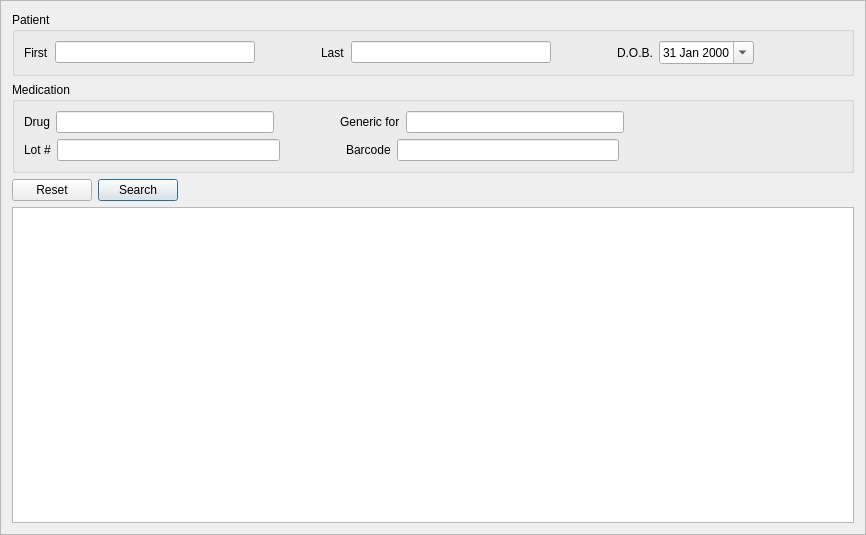
Above: mtrack/patientsearch.ui from kyledevans/Medicine-Track before the change. Below: the same form after it.
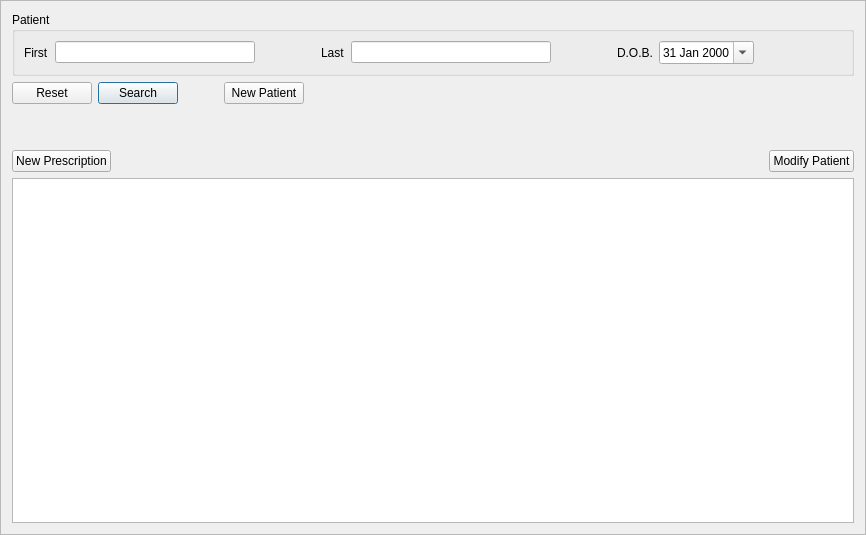
That is the form after the change.

Commit message: Added UI for prescriptions. 	modified:   mtrack/mainwindow.cpp 	modified:   mtrack/mainwindow.ui 	modified:   mtrack/mtrack.pro 	modified:   mtrack/patientsearch.ui 	new file:   mtrack/prescriptionsframe.cpp 	new file:   mtrack/prescriptionsframe.h 	new file:   mtrack/prescriptionsframe.ui

Patch:
```diff
--- a/mtrack/patientsearch.ui
+++ b/mtrack/patientsearch.ui
@@ -141,176 +141,6 @@
      </layout>
     </widget>
    </item>
-   <item>
-    <widget class="QGroupBox" name="medicationBox">
-     <property name="title">
-      <string>Medication</string>
-     </property>
-     <layout class="QVBoxLayout" name="verticalLayout_3">
-      <item>
-       <layout class="QHBoxLayout" name="horizontalLayout">
-        <item>
-         <widget class="QLabel" name="drugLabel">
-          <property name="text">
-           <string>Drug</string>
-          </property>
-         </widget>
-        </item>
-        <item>
-         <widget class="QLineEdit" name="drugField">
-          <property name="minimumSize">
-           <size>
-            <width>200</width>
-            <height>0</height>
-           </size>
-          </property>
-          <property name="maximumSize">
-           <size>
-            <width>300</width>
-            <height>16777215</height>
-           </size>
-          </property>
-         </widget>
-        </item>
-        <item>
-         <spacer name="horizontalSpacer_4">
-          <property name="orientation">
-           <enum>Qt::Horizontal</enum>
-          </property>
-          <property name="sizeType">
-           <enum>QSizePolicy::Fixed</enum>
-          </property>
-          <property name="sizeHint" stdset="0">
-           <size>
-            <width>60</width>
-            <height>20</height>
-           </size>
-          </property>
-         </spacer>
-        </item>
-        <item>
-         <widget class="QLabel" name="genericForLabel">
-          <property name="text">
-           <string>Generic for</string>
-          </property>
-         </widget>
-        </item>
-        <item>
-         <widget class="QLineEdit" name="genericForField">
-          <property name="minimumSize">
-           <size>
-            <width>200</width>
-            <height>0</height>
-           </size>
-          </property>
-          <property name="maximumSize">
-           <size>
-            <width>300</width>
-            <height>16777215</height>
-           </size>
-          </property>
-         </widget>
-        </item>
-        <item>
-         <spacer name="horizontalSpacer_5">
-          <property name="orientation">
-           <enum>Qt::Horizontal</enum>
-          </property>
-          <property name="sizeType">
-           <enum>QSizePolicy::Expanding</enum>
-          </property>
-          <property name="sizeHint" stdset="0">
-           <size>
-            <width>60</width>
-            <height>20</height>
-           </size>
-          </property>
-         </spacer>
-        </item>
-       </layout>
-      </item>
-      <item>
-       <layout class="QHBoxLayout" name="horizontalLayout_3">
-        <item>
-         <widget class="QLabel" name="lotLabel">
-          <property name="text">
-           <string>Lot #</string>
-          </property>
-         </widget>
-        </item>
-        <item>
-         <widget class="QLineEdit" name="lotField">
-          <property name="minimumSize">
-           <size>
-            <width>200</width>
-            <height>0</height>
-           </size>
-          </property>
-          <property name="maximumSize">
-           <size>
-            <width>300</width>
-            <height>16777215</height>
-           </size>
-          </property>
-         </widget>
-        </item>
-        <item>
-         <spacer name="horizontalSpacer_6">
-          <property name="orientation">
-           <enum>Qt::Horizontal</enum>
-          </property>
-          <property name="sizeType">
-           <enum>QSizePolicy::Fixed</enum>
-          </property>
-          <property name="sizeHint" stdset="0">
-           <size>
-            <width>60</width>
-            <height>20</height>
-           </size>
-          </property>
-         </spacer>
-        </item>
-        <item>
-         <widget class="QLabel" name="barcodeLabel">
-          <property name="text">
-           <string>Barcode</string>
-          </property>
-         </widget>
-        </item>
-        <item>
-         <widget class="QLineEdit" name="barcodeField">
-          <property name="minimumSize">
-           <size>
-            <width>200</width>
-            <height>0</height>
-           </size>
-          </property>
-          <property name="maximumSize">
-           <size>
-            <width>300</width>
-            <height>16777215</height>
-           </size>
-          </property>
-         </widget>
-        </item>
-        <item>
-         <spacer name="horizontalSpacer_8">
-          <property name="orientation">
-           <enum>Qt::Horizontal</enum>
-          </property>
-          <property name="sizeHint" stdset="0">
-           <size>
-            <width>40</width>
-            <height>20</height>
-           </size>
-          </property>
-         </spacer>
-        </item>
-       </layout>
-      </item>
-     </layout>
-    </widget>
-   </item>
    <item>
     <layout class="QHBoxLayout" name="buttonLayout">
      <item>
@@ -330,6 +160,29 @@
        </property>
       </widget>
      </item>
+     <item>
+      <spacer name="horizontalSpacer_5">
+       <property name="orientation">
+        <enum>Qt::Horizontal</enum>
+       </property>
+       <property name="sizeType">
+        <enum>QSizePolicy::Fixed</enum>
+       </property>
+       <property name="sizeHint" stdset="0">
+        <size>
+         <width>40</width>
+         <height>20</height>
+        </size>
+       </property>
+      </spacer>
+     </item>
+     <item>
+      <widget class="QPushButton" name="pushButton_3">
+       <property name="text">
+        <string>New Patient</string>
+       </property>
+      </widget>
+     </item>
      <item>
       <spacer name="horizontalSpacer_2">
        <property name="orientation">
@@ -345,6 +198,53 @@
      </item>
     </layout>
    </item>
+   <item>
+    <spacer name="verticalSpacer">
+     <property name="orientation">
+      <enum>Qt::Vertical</enum>
+     </property>
+     <property name="sizeType">
+      <enum>QSizePolicy::Fixed</enum>
+     </property>
+     <property name="sizeHint" stdset="0">
+      <size>
+       <width>20</width>
+       <height>40</height>
+      </size>
+     </property>
+    </spacer>
+   </item>
+   <item>
+    <layout class="QHBoxLayout" name="buttonLayout2">
+     <item>
+      <widget class="QPushButton" name="pushButton">
+       <property name="text">
+        <string>New Prescription</string>
+       </property>
+      </widget>
+     </item>
+     <item>
+      <spacer name="horizontalSpacer_4">
+       <property name="orientation">
+        <enum>Qt::Horizontal</enum>
+       </property>
+       <property name="sizeHint" stdset="0">
+        <size>
+         <width>40</width>
+         <height>20</height>
+        </size>
+       </property>
+      </spacer>
+     </item>
+     <item>
+      <widget class="QPushButton" name="pushButton_2">
+       <property name="text">
+        <string>Modify Patient</string>
+       </property>
+      </widget>
+     </item>
+    </layout>
+   </item>
    <item>
     <widget class="QTableView" name="resultTable"/>
    </item>
```
Left out of the diff: 64 changed lines with no effect on the pictures. The commit also changes 6 other files.
